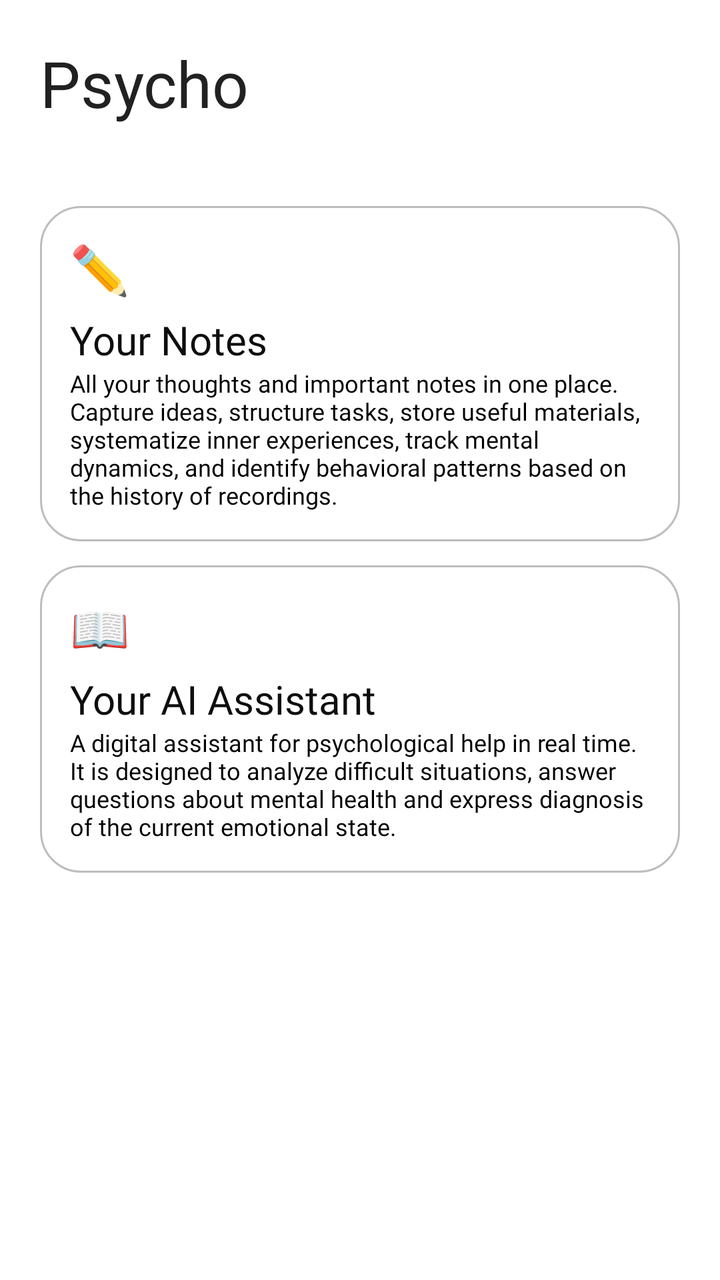
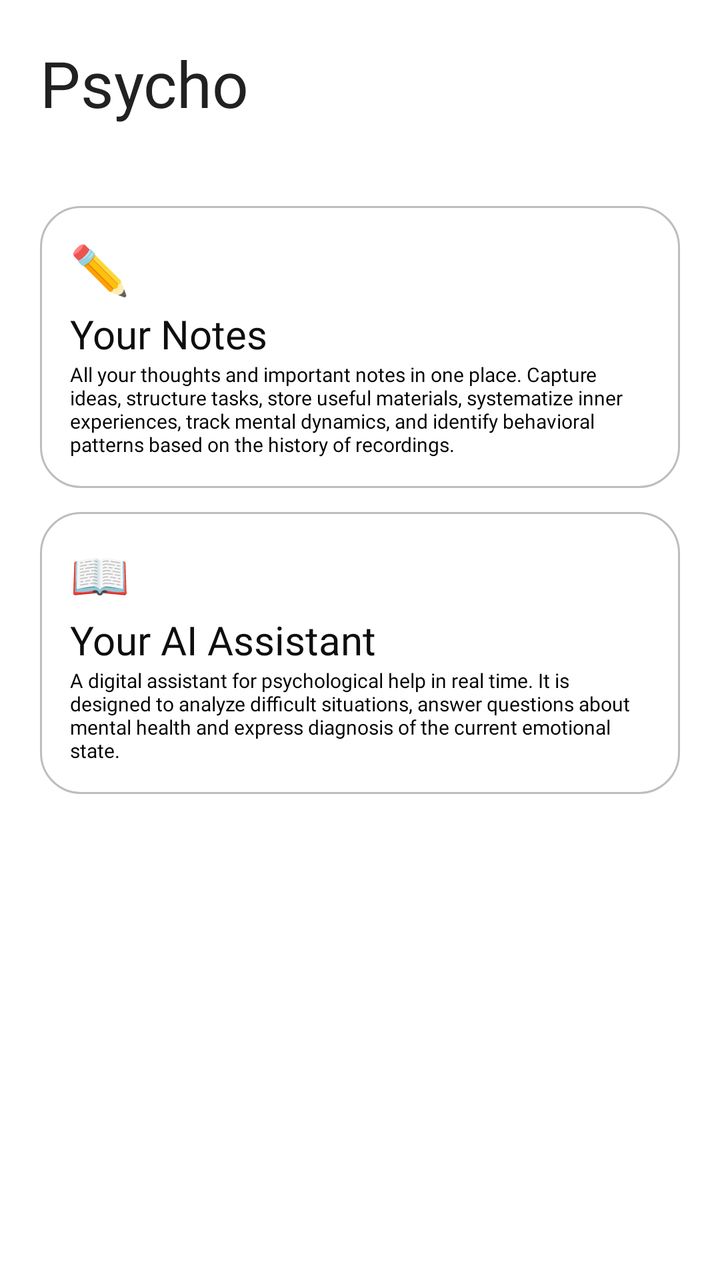

Before-and-after screenshots of an Android layout around one commit, followed by the original layout XML and the change that was made.
<!-- AndroidManifest.xml: application theme Theme.App.Starting -->
<!-- res/layout/main_activity.xml -->
<?xml version="1.0" encoding="utf-8"?>
<LinearLayout xmlns:android="http://schemas.android.com/apk/res/android"
    android:orientation="vertical"
    android:layout_width="match_parent"
    android:layout_height="match_parent">

    <TextView
        android:id="@+id/icon"
        android:layout_width="wrap_content"
        android:layout_height="wrap_content"
        android:textColor="@color/black"
        android:fontFamily="@font/coolvetica"
        android:text="Psycho"
        android:textSize="32dp"
        android:layout_marginLeft="20dp"
        android:layout_marginTop="20dp"/>
    
    <LinearLayout
        android:layout_marginTop="40dp"
        android:padding="15dp"
        android:layout_marginLeft="20dp"
        android:layout_marginRight="20dp"
        android:orientation="vertical"
        android:background="@drawable/round_block"
        android:layout_width="match_parent"
        android:layout_height="wrap_content">
        <TextView
            android:layout_width="wrap_content"
            android:layout_height="wrap_content"
            android:text="✏️"
            android:textSize="24dp"/>
        <TextView
            android:layout_marginTop="6dp"
            android:layout_width="wrap_content"
            android:layout_height="wrap_content"
            android:text="@string/yournotes"
            android:textSize="20dp"
            android:textColor="@color/fullblack"
            android:fontFamily="@font/geistsemibold"/>
        <TextView
            android:layout_width="match_parent"
            android:layout_height="wrap_content"
            android:text="@string/noteopr"
            android:fontFamily="@font/geistmedium"
            android:textSize="12dp"/>
    </LinearLayout>
    <LinearLayout
        android:layout_marginTop="12dp"
        android:padding="15dp"
        android:layout_marginLeft="20dp"
        android:layout_marginRight="20dp"
        android:orientation="vertical"
        android:background="@drawable/round_block"
        android:layout_width="match_parent"
        android:layout_height="wrap_content">
        <TextView
            android:layout_width="wrap_content"
            android:layout_height="wrap_content"
            android:text="📖"
            android:textSize="24dp"/>
        <TextView
            android:layout_marginTop="6dp"
            android:layout_width="wrap_content"
            android:layout_height="wrap_content"
            android:text="@string/aiassist"
            android:textSize="20dp"
            android:textColor="@color/fullblack"
            android:fontFamily="@font/geistsemibold"/>
        <TextView
            android:layout_width="match_parent"
            android:layout_height="wrap_content"
            android:text="@string/aiopr"
            android:fontFamily="@font/geistmedium"
            android:textSize="12dp"/>
    </LinearLayout>
</LinearLayout>
<!-- resources referenced by this layout -->
<resources>
  <color name="black">#212121</color>
  <color name="fullblack">#0E0E0E</color>
  <!-- drawable round_block (drawable) -->
  <?xml version="1.0" encoding="utf-8"?>
  <shape xmlns:android="http://schemas.android.com/apk/res/android">
      <solid android:color="@color/background_color"></solid>
      <corners android:radius="20dp"></corners>
      <stroke android:width="1dp"
          android:color="@color/line_color"></stroke>
  </shape>
  <string name="aiassist">Your AI Assistant</string>
  <string name="aiopr">A digital assistant for psychological help in real time. It is designed to analyze difficult situations, answer questions about mental health and express diagnosis of the current emotional state.</string>
  <string name="noteopr">All your thoughts and important notes in one place. Capture ideas, structure tasks, store useful materials, systematize inner experiences, track mental dynamics, and identify behavioral patterns based on the history of recordings.</string>
  <string name="yournotes">Your Notes</string>
  <style name="Theme.App.Starting" parent="Theme.SplashScreen">
          <item name="windowSplashScreenBackground">@color/background_color</item>
          <item name="windowSplashScreenAnimatedIcon">@drawable/icon_app_psycho_svg</item>
          <item name="postSplashScreenTheme">@style/Theme.PsychoApp</item>
      </style>
  <color name="background_color">#FFFFFF</color>
  <color name="line_color">#BDBDBD</color>
  <!-- drawable icon_app_psycho_svg: vector/xml drawable (drawable, 4124 chars, omitted) -->
  <style name="Theme.PsychoApp" parent="Theme.AppCompat.Light.NoActionBar">
          <item name="android:statusBarColor">@color/fullblack</item>
          <item name="android:navigationBarColor">@color/fullblack</item>
          <item name="windowActionBar">false</item>
          <item name="windowNoTitle">true</item>
          <item name="colorControlActivated">@color/background_color</item>
          <item name="colorControlNormal">@color/black40</item>
          <item name="android:windowBackground">@color/background_color</item>
      </style>
  <color name="black40">#66000000</color>
</resources>

<!-- the commit's change to res/layout/main_activity.xml (unified diff, before → after) -->
@@ -30,7 +30,7 @@
             android:text="✏️"
             android:textSize="24dp"/>
         <TextView
-            android:layout_marginTop="6dp"
+            android:layout_marginTop="3dp"
             android:layout_width="wrap_content"
             android:layout_height="wrap_content"
             android:text="@string/yournotes"
@@ -42,7 +42,7 @@
             android:layout_height="wrap_content"
             android:text="@string/noteopr"
             android:fontFamily="@font/geistmedium"
-            android:textSize="12dp"/>
+            android:textSize="10dp"/>
     </LinearLayout>
     <LinearLayout
         android:layout_marginTop="12dp"
@@ -59,7 +59,7 @@
             android:text="📖"
             android:textSize="24dp"/>
         <TextView
-            android:layout_marginTop="6dp"
+            android:layout_marginTop="3dp"
             android:layout_width="wrap_content"
             android:layout_height="wrap_content"
             android:text="@string/aiassist"
@@ -71,6 +71,6 @@
             android:layout_height="wrap_content"
             android:text="@string/aiopr"
             android:fontFamily="@font/geistmedium"
-            android:textSize="12dp"/>
+            android:textSize="10dp"/>
     </LinearLayout>
 </LinearLayout>
